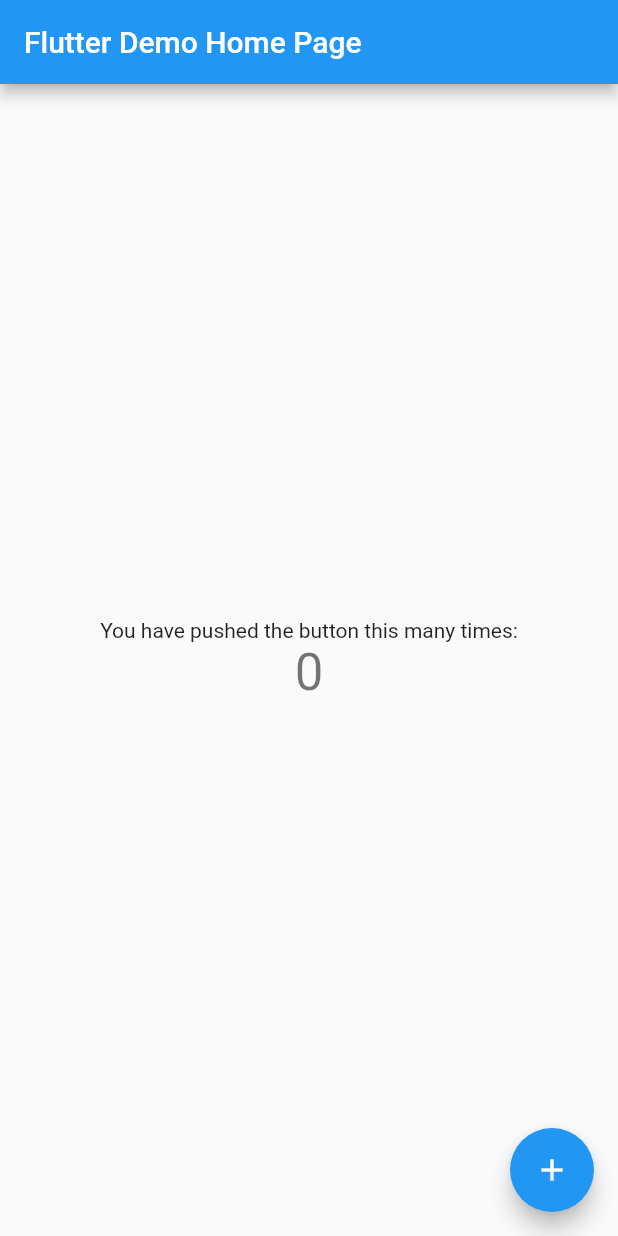
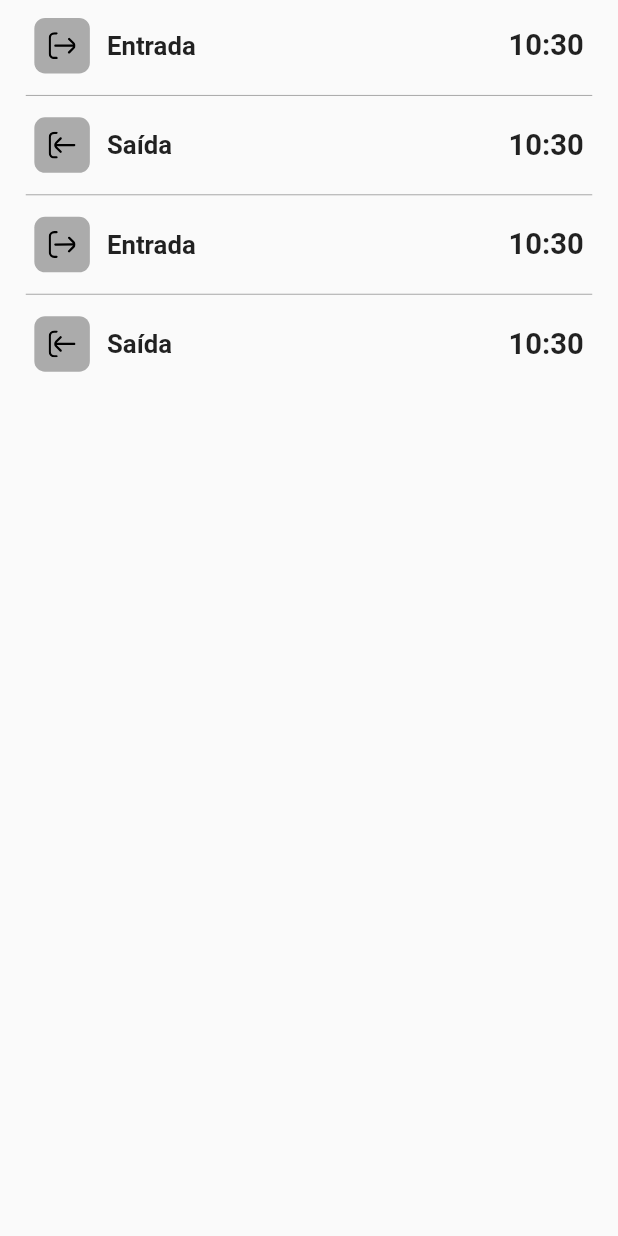
Before and after one commit to MarcalDev/check_point, a Flutter app: the screen it shows after launch, on a phone screen of 412 x 824 dp. Run offline on Flutter 3.47's test engine with Material 2 defaults, Android fonts, the light colour scheme and no system bars; our stand-ins replace flutter_screenutil, flutter_svg.

Commit message:
criação de widget com pontos batidos

```diff
--- /dev/null
+++ b/lib/1-base/enums/check_in_type_enum.dart
@@ -0,0 +1,4 @@
+enum CheckInType {
+  checkIn,
+  checkOut
+}
--- /dev/null
+++ b/lib/2-app/modules/home/pages/home_page.dart
@@ -0,0 +1,21 @@
+import 'package:flutter/material.dart';
+
+import '../widgets/home_background_widget.dart';
+
+class HomePage extends StatefulWidget {
+  const HomePage({super.key});
+
+  @override
+  State<HomePage> createState() => _HomePageState();
+}
+
+class _HomePageState extends State<HomePage> {
+  @override
+  Widget build(BuildContext context) {
+    return const HomeBackgroundWidget(
+      child: Column(children: [
+
+      ]),
+    );
+  }
+}
--- /dev/null
+++ b/lib/2-app/modules/home/widgets/home_background_widget.dart
@@ -0,0 +1,53 @@
+import 'package:check_point/1-base/enums/check_in_type_enum.dart';
+import 'package:check_point/2-app/util/app_colors.dart';
+import 'package:check_point/2-app/util/app_formaters.dart';
+import 'package:flutter/material.dart';
+import 'package:flutter_screenutil/flutter_screenutil.dart';
+
+import 'home_check_in_card_widget.dart';
+
+
+class HomeBackgroundWidget extends StatefulWidget {
+  final Widget child;
+  const HomeBackgroundWidget({super.key, required this.child});
+
+  @override
+  State<HomeBackgroundWidget> createState() => _HomeBackgroundWidgetState();
+}
+
+class _HomeBackgroundWidgetState extends State<HomeBackgroundWidget> {
+  @override
+  Widget build(BuildContext context) {
+    return Material(
+      child: SafeArea(
+        child: Scaffold(
+          body: Column(children: [
+            widget.child,
+            Expanded(
+              child: ListView.builder(
+                itemCount: 4,
+                itemBuilder: (context, index) {
+                return Column(
+                  children: [
+                    HomeCheckInCardWidget(
+                  checkInTime: AppFormaters.timeToString(DateTime.now()),
+                  checkInType: index % 2 == 0 ? CheckInType.checkIn : CheckInType.checkOut,
+                ),
+                index != 3 ?
+                Padding(
+                  padding: EdgeInsets.symmetric(horizontal: 15.w, vertical: 2.h),
+                  child: Container(
+                    color: AppColors.lightGreyColor,
+                    height: 0.5.h,
+                  ),
+                ) : SizedBox()
+                  ],
+                );
+              },),
+            )
+          ]),
+        ),
+      ),
+    );
+  }
+}
--- /dev/null
+++ b/lib/2-app/modules/home/widgets/home_check_in_card_widget.dart
@@ -0,0 +1,43 @@
+import 'package:check_point/2-app/shared/widgets/text_widget.dart';
+import 'package:check_point/2-app/util/app_colors.dart';
+import 'package:check_point/2-app/util/app_text_fonts.dart';
+import 'package:flutter/material.dart';
+import 'package:flutter_screenutil/flutter_screenutil.dart';
+import 'package:flutter_svg/svg.dart';
+
+import '../../../../1-base/enums/check_in_type_enum.dart';
+import '../../../util/app_assets.dart';
+
+class HomeCheckInCardWidget extends StatelessWidget {
+  final String checkInTime;
+  final CheckInType checkInType;
+
+  const HomeCheckInCardWidget({super.key, required this.checkInTime, required this.checkInType});
+
+  @override
+  Widget build(BuildContext context) {
+    return Container(
+      padding: EdgeInsets.symmetric(horizontal: 20.w, vertical: 10.h),
+      child: Row(
+        children: [
+          Container(
+            decoration: BoxDecoration(
+              color: AppColors.buttonColor,
+              borderRadius: BorderRadius.all(Radius.circular(6.h))
+            ),
+            padding: EdgeInsets.all(8.h),
+            child: SvgPicture.asset(checkInType == CheckInType.checkIn ? AppAssets.exitIcon : AppAssets.enterIcon, height: 15.h,)
+          ),
+          SizedBox(width: 10.w,),
+          TextWidget(text: checkInType == CheckInType.checkIn ? 'Entrada' : "Saída", fontWeight: FontWeight.bold, fontSize: AppTextFonts.cardTitleFont,),
+          Expanded(
+            child: Align(
+              alignment: Alignment.centerRight,
+              child: TextWidget(text: checkInTime, fontSize: AppTextFonts.cardTimeFont, fontWeight: FontWeight.bold,)
+              )
+              ),
+        ],
+      ),
+    );
+  }
+}
--- /dev/null
+++ b/lib/2-app/shared/widgets/text_widget.dart
@@ -0,0 +1,25 @@
+import 'package:flutter/material.dart';
+
+class TextWidget extends StatelessWidget {
+  final String text;
+  final Color? textColor;
+  final double? fontSize;
+  final FontWeight? fontWeight;
+  final int? maxLines;
+  final TextAlign? textAlign;
+  const TextWidget(
+      {super.key, required this.text, this.textColor, this.fontSize, this.fontWeight, this.maxLines, this.textAlign});
+
+  @override
+  Widget build(BuildContext context) {
+    return Text(text,
+        maxLines: maxLines,
+        textAlign: textAlign,
+        style: TextStyle(
+          color: textColor,
+          fontSize: fontSize,
+          fontWeight: fontWeight,
+
+        ));
+  }
+}
--- /dev/null
+++ b/lib/2-app/util/app_assets.dart
@@ -0,0 +1,12 @@
+class AppAssets {
+  static const String path = "assets";
+
+  static const String svgPath = "$path/svgs";
+  static const String pngPath = "$path/pngs";
+
+  static const String exitIcon = "$svgPath/exit_icon.svg";
+  static const String enterIcon = "$svgPath/enter_icon.svg";
+
+
+
+}
--- /dev/null
+++ b/lib/2-app/util/app_colors.dart
@@ -0,0 +1,11 @@
+import 'package:flutter/material.dart';
+
+class AppColors {
+  static const textFieldBackgroundColor = Color(0xffFFFFFF);
+  static const buttonColor = Color(0xffABABAB);
+  static const whiteColor = Color(0xffFFFFFF);
+  static const pageBackgroundColor = Color(0xffF9F9F9);
+  static const blackColor = Color(0xff000000);
+  static const lightGreyColor = Color(0xff9E9E9E);
+  static const darkGreyColor = Color(0xff212121);
+}
--- /dev/null
+++ b/lib/2-app/util/app_formaters.dart
@@ -0,0 +1,11 @@
+import 'package:intl/intl.dart';
+
+class AppFormaters{
+  static String timeToString(DateTime datetime){
+    var inputFormat = DateFormat('yyyy-MM-dd HH:mm');
+    var inputTime = inputFormat.parse(datetime.toString());
+
+    var outputFormat = DateFormat('HH:mm');
+    return outputFormat.format(inputTime);
+  }
+}
--- /dev/null
+++ b/lib/2-app/util/app_text_fonts.dart
@@ -0,0 +1,9 @@
+import 'package:flutter_screenutil/flutter_screenutil.dart';
+
+class AppTextFonts {
+  static double pageTitleFont = 18.sp;
+  static double buttonTextFont = 16.sp;
+  static double textFieldFont = 15.sp;
+  static double cardTitleFont = 15.sp;
+  static double cardTimeFont = 17.sp;
+}
--- a/lib/main.dart
+++ b/lib/main.dart
@@ -1,115 +1,18 @@
+import 'package:check_point/2-app/modules/home/pages/home_page.dart';
 import 'package:flutter/material.dart';
+import 'package:flutter_screenutil/flutter_screenutil.dart';
 
-void main() {
-  runApp(const MyApp());
-}
-
-class MyApp extends StatelessWidget {
-  const MyApp({super.key});
-
-  // This widget is the root of your application.
-  @override
-  Widget build(BuildContext context) {
-    return MaterialApp(
-      title: 'Flutter Demo',
-      theme: ThemeData(
-        // This is the theme of your application.
-        //
-        // Try running your application with "flutter run". You'll see the
-        // application has a blue toolbar. Then, without quitting the app, try
-        // changing the primarySwatch below to Colors.green and then invoke
-        // "hot reload" (press "r" in the console where you ran "flutter run",
-        // or simply save your changes to "hot reload" in a Flutter IDE).
-        // Notice that the counter didn't reset back to zero; the application
-        // is not restarted.
-        primarySwatch: Colors.blue,
-      ),
-      home: const MyHomePage(title: 'Flutter Demo Home Page'),
-    );
+void main() async{
+  await ScreenUtil.ensureScreenSize();
+  runApp(
+  MaterialApp(
+    debugShowCheckedModeBanner: false,
+    builder: (ctx, child){
+      ScreenUtil.init(ctx);
+      return Theme(
+        data: ThemeData(),
+        child: HomePage(),
+      );
+    },
+    ));
   }
-}
-
-class MyHomePage extends StatefulWidget {
-  const MyHomePage({super.key, required this.title});
-
-  // This widget is the home page of your application. It is stateful, meaning
-  // that it has a State object (defined below) that contains fields that affect
-  // how it looks.
-
-  // This class is the configuration for the state. It holds the values (in this
-  // case the title) provided by the parent (in this case the App widget) and
-  // used by the build method of the State. Fields in a Widget subclass are
-  // always marked "final".
-
-  final String title;
-
-  @override
-  State<MyHomePage> createState() => _MyHomePageState();
-}
-
-class _MyHomePageState extends State<MyHomePage> {
-  int _counter = 0;
-
-  void _incrementCounter() {
-    setState(() {
-      // This call to setState tells the Flutter framework that something has
-      // changed in this State, which causes it to rerun the build method below
-      // so that the display can reflect the updated values. If we changed
-      // _counter without calling setState(), then the build method would not be
-      // called again, and so nothing would appear to happen.
-      _counter++;
-    });
-  }
-
-  @override
-  Widget build(BuildContext context) {
-    // This method is rerun every time setState is called, for instance as done
-    // by the _incrementCounter method above.
-    //
-    // The Flutter framework has been optimized to make rerunning build methods
-    // fast, so that you can just rebuild anything that needs updating rather
-    // than having to individually change instances of widgets.
-    return Scaffold(
-      appBar: AppBar(
-        // Here we take the value from the MyHomePage object that was created by
-        // the App.build method, and use it to set our appbar title.
-        title: Text(widget.title),
-      ),
-      body: Center(
-        // Center is a layout widget. It takes a single child and positions it
-        // in the middle of the parent.
-        child: Column(
-          // Column is also a layout widget. It takes a list of children and
-          // arranges them vertically. By default, it sizes itself to fit its
-          // children horizontally, and tries to be as tall as its parent.
-          //
-          // Invoke "debug painting" (press "p" in the console, choose the
-          // "Toggle Debug Paint" action from the Flutter Inspector in Android
-          // Studio, or the "Toggle Debug Paint" command in Visual Studio Code)
-          // to see the wireframe for each widget.
-          //
-          // Column has various properties to control how it sizes itself and
-          // how it positions its children. Here we use mainAxisAlignment to
-          // center the children vertically; the main axis here is the vertical
-          // axis because Columns are vertical (the cross axis would be
-          // horizontal).
-          mainAxisAlignment: MainAxisAlignment.center,
-          children: <Widget>[
-            const Text(
-              'You have pushed the button this many times:',
-            ),
-            Text(
-              '$_counter',
-              style: Theme.of(context).textTheme.headlineMedium,
-            ),
-          ],
-        ),
-      ),
-      floatingActionButton: FloatingActionButton(
-        onPressed: _incrementCounter,
-        tooltip: 'Increment',
-        child: const Icon(Icons.add),
-      ), // This trailing comma makes auto-formatting nicer for build methods.
-    );
-  }
-}
--- a/pubspec.yaml
+++ b/pubspec.yaml
@@ -30,6 +30,9 @@
 dependencies:
   flutter:
     sdk: flutter
+  flutter_screenutil: ^5.8.1
+  flutter_svg: ^2.0.6
+  intl: ^0.18.1
 
 
   # The following adds the Cupertino Icons font to your application.
@@ -62,6 +65,8 @@
   # assets:
   #   - images/a_dot_burr.jpeg
   #   - images/a_dot_ham.jpeg
+  assets:
+    - assets/svgs/
 
   # An image asset can refer to one or more resolution-specific "variants", see
   # https://flutter.dev/assets-and-images/#resolution-aware
```
Also changed, not shown: lib/2-app/shared/widgets/button_widget.dart (added, +35 -0 lines), lib/2-app/shared/widgets/text_field_widget.dart (added, +81 -0 lines), assets/svgs/enter_icon.svg (added), assets/svgs/exit_icon.svg (added), 2 other files.
